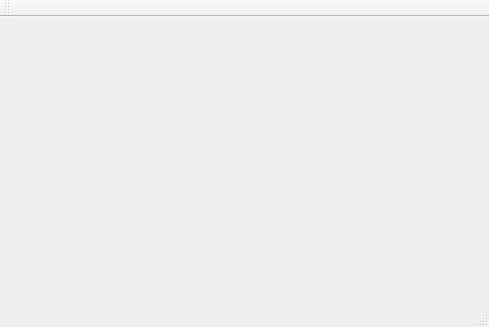
First picture: the form in BillooSoft/BillooGUI/mainwindow.ui, repository Racerxali/Billoo, before the edit.
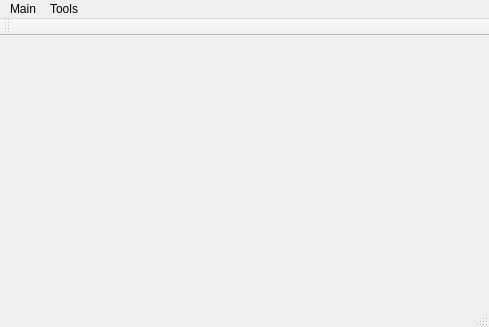
Second picture: the form after the edit.

Patch:
```diff
--- a/BillooSoft/BillooGUI/mainwindow.ui
+++ b/BillooSoft/BillooGUI/mainwindow.ui
@@ -23,6 +23,20 @@
      <height>21</height>
     </rect>
    </property>
+   <widget class="QMenu" name="menuAdmin">
+    <property name="title">
+     <string>Main</string>
+    </property>
+    <addaction name="actionSales"/>
+   </widget>
+   <widget class="QMenu" name="menuTools">
+    <property name="title">
+     <string>Tools</string>
+    </property>
+    <addaction name="actionAdd_New_Item"/>
+   </widget>
+   <addaction name="menuAdmin"/>
+   <addaction name="menuTools"/>
   </widget>
   <widget class="QToolBar" name="mainToolBar">
    <attribute name="toolBarArea">
```
Left out of the diff: 10 changed lines with no effect on the pictures.
